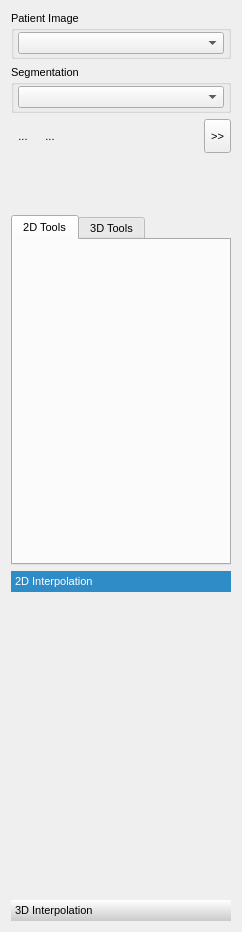
Qt form Plugins/org.mitk.gui.qt.multilabelsegmentation/src/internal/QmitkMultiLabelSegmentationControls.ui (MITK/MITK) before a commit.
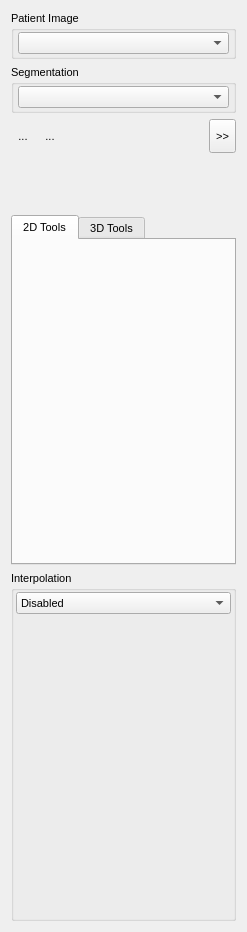
The same form after that commit. The open tabs and pages were chosen to show the change. Icons and pictures are not drawn. Custom widgets are drawn as their Qt base class.

Commit message:
improved GUI: similar to the original setup
however, we keep the start/stop button because in the original design it was not nice to change the combo box and wait (with the application freezed) for the slice/surface-based interpolation widget to initialize itself.

What changed in the file:
```diff
--- a/Plugins/org.mitk.gui.qt.multilabelsegmentation/src/internal/QmitkMultiLabelSegmentationControls.ui
+++ b/Plugins/org.mitk.gui.qt.multilabelsegmentation/src/internal/QmitkMultiLabelSegmentationControls.ui
@@ -6,7 +6,7 @@
    <rect>
     <x>0</x>
     <y>0</y>
-    <width>242</width>
+    <width>247</width>
     <height>932</height>
    </rect>
   </property>
@@ -363,86 +363,70 @@
     </widget>
    </item>
    <item>
-    <widget class="QToolBox" name="toolBox">
-     <property name="styleSheet">
-      <string notr="true">::tab
-{
-  background: qlineargradient(spread:pad, x1:0, y1:0, x2:0, y2:1, stop:0 palette(light), stop:1 palette(midlight));
-}
-
-::tab:selected
-{
-  background: palette(highlight);
-  color: palette(highlighted-text);
-}</string>
+    <widget class="QGroupBox" name="m_gbInterpolation">
+     <property name="title">
+      <string>Interpolation</string>
      </property>
-     <property name="currentIndex">
-      <number>1</number>
-     </property>
-     <widget class="QWidget" name="page_4">
-      <property name="geometry">
-       <rect>
-        <x>0</x>
-        <y>0</y>
-        <width>224</width>
-        <height>306</height>
-       </rect>
+     <layout class="QVBoxLayout" name="verticalLayout_4">
+      <property name="spacing">
+       <number>2</number>
+      </property>
+      <property name="margin">
+       <number>2</number>
       </property>
-      <attribute name="label">
+      <item>
+       <widget class="QComboBox" name="m_cbInterpolation">
+        <item>
+         <property name="text">
+          <string>Disabled</string>
+         </property>
+        </item>
+        <item>
+         <property name="text">
        <string>2D Interpolation</string>
-      </attribute>
-      <layout class="QVBoxLayout" name="verticalLayout_8">
-       <item>
-        <widget class="QmitkSliceBasedInterpolatorWidget" name="m_SliceBasedInterpolatorWidget" native="true">
-         <property name="sizePolicy">
-          <sizepolicy hsizetype="Preferred" vsizetype="Minimum">
-           <horstretch>0</horstretch>
-           <verstretch>0</verstretch>
-          </sizepolicy>
          </property>
-         <property name="minimumSize">
-          <size>
-           <width>0</width>
-           <height>50</height>
-          </size>
-         </property>
-         <property name="font">
-          <font>
-           <weight>50</weight>
-           <bold>false</bold>
-          </font>
-         </property>
-        </widget>
        </item>
        <item>
-        <spacer name="verticalSpacer">
-         <property name="orientation">
-          <enum>Qt::Vertical</enum>
-         </property>
-         <property name="sizeHint" stdset="0">
-          <size>
-           <width>20</width>
-           <height>40</height>
-          </size>
-         </property>
-        </spacer>
-       </item>
-      </layout>
-     </widget>
-     <widget class="QWidget" name="page">
-      <property name="geometry">
-       <rect>
-        <x>0</x>
-        <y>0</y>
-        <width>224</width>
-        <height>306</height>
-       </rect>
-      </property>
-      <attribute name="label">
+         <property name="text">
        <string>3D Interpolation</string>
-      </attribute>
+         </property>
+        </item>
+       </widget>
+      </item>
+      <item>
+       <widget class="QStackedWidget" name="m_swInterpolation">
+        <property name="currentIndex">
+         <number>2</number>
+        </property>
+        <widget class="QWidget" name="page_2">
       <layout class="QVBoxLayout" name="verticalLayout_6">
        <item>
+           <widget class="QmitkSliceBasedInterpolatorWidget" name="m_SliceBasedInterpolatorWidget" native="true">
+            <property name="sizePolicy">
+             <sizepolicy hsizetype="Preferred" vsizetype="Minimum">
+              <horstretch>0</horstretch>
+              <verstretch>0</verstretch>
+             </sizepolicy>
+            </property>
+            <property name="minimumSize">
+             <size>
+              <width>0</width>
+              <height>50</height>
+             </size>
+            </property>
+            <property name="font">
+             <font>
+              <weight>50</weight>
+              <bold>false</bold>
+             </font>
+            </property>
+           </widget>
+          </item>
+         </layout>
+        </widget>
+        <widget class="QWidget" name="page_3">
+         <layout class="QVBoxLayout" name="verticalLayout_3">
+          <item>
         <widget class="QmitkSurfaceBasedInterpolatorWidget" name="m_SurfaceBasedInterpolatorWidget" native="true">
          <property name="sizePolicy">
           <sizepolicy hsizetype="Preferred" vsizetype="Minimum">
@@ -464,21 +448,12 @@
          </property>
         </widget>
        </item>
-       <item>
-        <spacer name="verticalSpacer_6">
-         <property name="orientation">
-          <enum>Qt::Vertical</enum>
-         </property>
-         <property name="sizeHint" stdset="0">
-          <size>
-           <width>20</width>
-           <height>175</height>
-          </size>
-         </property>
-        </spacer>
-       </item>
-      </layout>
-     </widget>
+         </layout>
+        </widget>
+        <widget class="QWidget" name="page"/>
+       </widget>
+      </item>
+     </layout>
     </widget>
    </item>
   </layout>
```
Left out of the diff: 4 changed lines with no effect on the pictures. Lines whose indentation alone changed are shown as unchanged. The commit also changes 5 other files.
